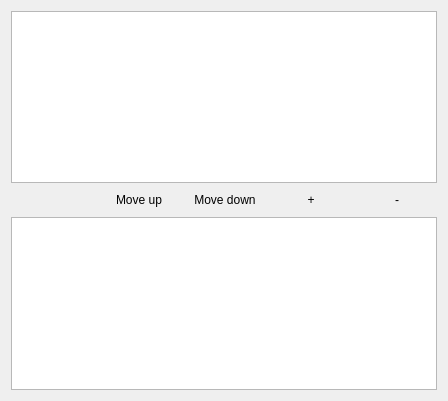
Qt form src/meshlab/ui/layerDialog.ui (cnr-isti-vclab/meshlab) before a commit.
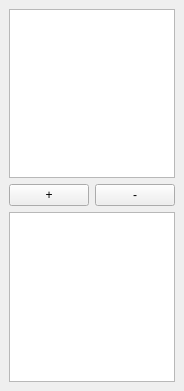
The same form after that commit.

Commit message: Change in Layer Dialogs, now they're dockable.

```diff
--- a/src/meshlab/ui/layerDialog.ui
+++ b/src/meshlab/ui/layerDialog.ui
@@ -1,63 +1,37 @@
 <ui version="4.0" >
  <class>layerDialog</class>
- <widget class="QWidget" name="layerDialog" >
+ <widget class="QDockWidget" name="layerDialog" >
   <property name="geometry" >
    <rect>
     <x>0</x>
     <y>0</y>
-    <width>448</width>
-    <height>401</height>
+    <width>182</width>
+    <height>391</height>
    </rect>
   </property>
   <property name="windowTitle" >
    <string>Layer Dialog</string>
   </property>
-  <layout class="QVBoxLayout" >
+  <widget class="QWidget" name="dockWidgetContents" >
+   <layout class="QVBoxLayout" name="verticalLayout" >
    <item>
-    <widget class="QTableWidget" name="layerTableWidget" >
-     <property name="selectionMode" >
-      <enum>QAbstractItemView::NoSelection</enum>
-     </property>
-     <property name="showGrid" >
-      <bool>false</bool>
-     </property>
-    </widget>
+     <widget class="QTableWidget" name="layerTableWidget" />
    </item>
    <item>
-    <layout class="QHBoxLayout" >
+     <layout class="QHBoxLayout" name="horizontalLayout" >
      <item>
-      <spacer>
+       <spacer name="horizontalSpacer" >
        <property name="orientation" >
         <enum>Qt::Horizontal</enum>
        </property>
        <property name="sizeHint" stdset="0" >
         <size>
-         <width>40</width>
-         <height>20</height>
+          <width>13</width>
+          <height>17</height>
         </size>
        </property>
       </spacer>
      </item>
-     <item>
-      <widget class="QPushButton" name="moveUpButton" >
-       <property name="text" >
-        <string>Move up</string>
-       </property>
-       <property name="flat" >
-        <bool>true</bool>
-       </property>
-      </widget>
-     </item>
-     <item>
-      <widget class="QPushButton" name="moveDownButton" >
-       <property name="text" >
-        <string>Move down</string>
-       </property>
-       <property name="flat" >
-        <bool>true</bool>
-       </property>
-      </widget>
-     </item>
      <item>
       <widget class="QPushButton" name="addButton" >
        <property name="toolTip" >
@@ -66,9 +40,6 @@
        <property name="text" >
         <string>+</string>
        </property>
-       <property name="flat" >
-        <bool>true</bool>
-       </property>
       </widget>
      </item>
      <item>
@@ -80,7 +51,7 @@
         <string>-</string>
        </property>
        <property name="flat" >
-        <bool>true</bool>
+         <bool>false</bool>
        </property>
       </widget>
      </item>
@@ -90,6 +61,7 @@
     <widget class="QPlainTextEdit" name="logPlainTextEdit" />
    </item>
   </layout>
+  </widget>
  </widget>
  <resources/>
  <connections/>
```
Left out of the diff: 6 changed lines with no effect on the pictures. Lines whose indentation alone changed are shown as unchanged. The commit also changes 5 other files.
